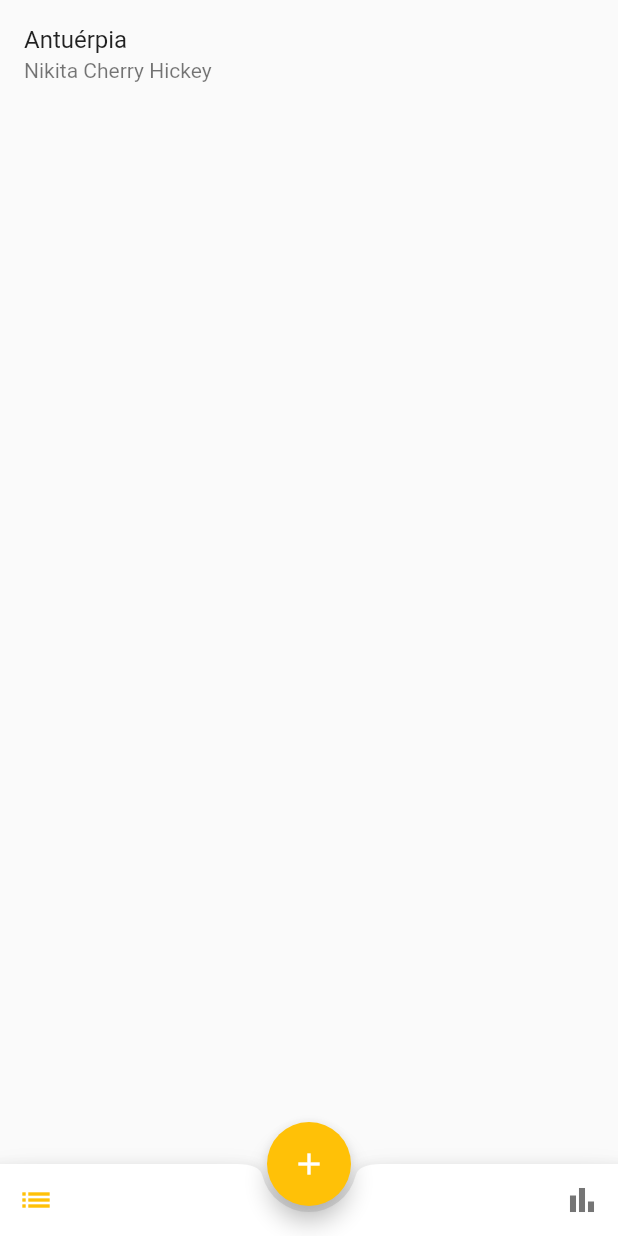
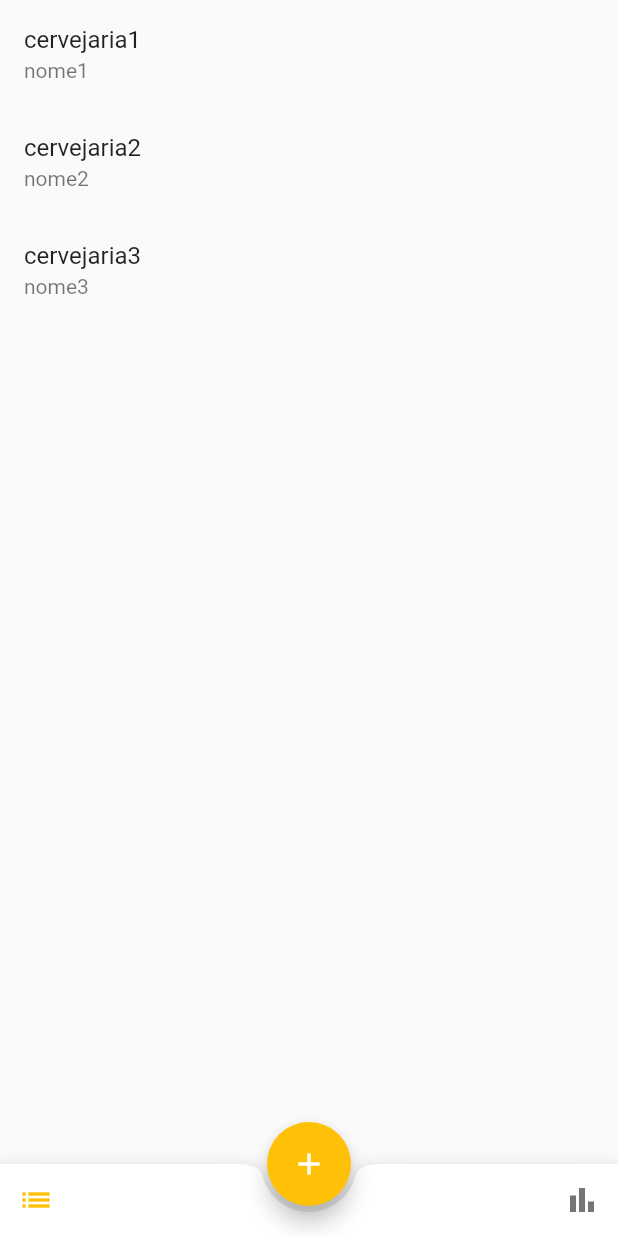
Before and after one commit to hqsander/beer-buddies, a Flutter app: the screen it shows after launch, on a phone screen of 412 x 824 dp. Run offline on Flutter 3.47's test engine with Material 2 defaults, Android fonts, the light colour scheme and no system bars.

Commit message:
Implementa modelo para cerveja

```diff
--- /dev/null
+++ b/lib/modelo/cerveja.dart
@@ -0,0 +1,22 @@
+class Cerveja {
+  String nome;
+  String cervejaria;
+  String estilo;
+  bool possuiIbuInformado;
+  double ibu;
+  double teor;
+  int odor;
+  int sabor;
+  int retrogosto;
+
+  Cerveja(
+      {this.nome,
+      this.cervejaria,
+      this.estilo,
+      this.possuiIbuInformado,
+      this.ibu,
+      this.teor,
+      this.odor,
+      this.sabor,
+      this.retrogosto});
+}
--- a/lib/telas/tela_lista_cervejas.dart
+++ b/lib/telas/tela_lista_cervejas.dart
@@ -1,7 +1,56 @@
+import 'package:beer_buddies/modelo/cerveja.dart';
 import 'package:flutter/cupertino.dart';
 import 'package:flutter/material.dart';
 
 class TelaListaCervejas extends StatelessWidget {
+  List<Cerveja> cervejas = [
+    Cerveja(
+        nome: "nome1",
+        cervejaria: "cervejaria1",
+        estilo: "estilo1",
+        possuiIbuInformado: true,
+        ibu: 40,
+        teor: 5,
+        odor: 3,
+        sabor: 3,
+        retrogosto: 3),
+    Cerveja(
+        nome: "nome2",
+        cervejaria: "cervejaria2",
+        estilo: "estilo2",
+        possuiIbuInformado: true,
+        ibu: 40,
+        teor: 5,
+        odor: 3,
+        sabor: 3,
+        retrogosto: 3),
+    Cerveja(
+        nome: "nome3",
+        cervejaria: "cervejaria3",
+        estilo: "estilo3",
+        possuiIbuInformado: true,
+        ibu: 40,
+        teor: 5,
+        odor: 3,
+        sabor: 3,
+        retrogosto: 3),
+  ];
+
+  List<Widget> montarListaCervejas(List<Cerveja> cervejas) {
+    List<Widget> tiles = [];
+
+    cervejas.forEach((cerveja) {
+      tiles.add(
+        ListTile(
+          title: Text(cerveja.cervejaria),
+          subtitle: Text(cerveja.nome),
+        ),
+      );
+    });
+
+    return tiles;
+  }
+
   @override
   Widget build(BuildContext context) {
     return Scaffold(
@@ -38,12 +87,7 @@ class TelaListaCervejas extends StatelessWidget {
         ),
       ),
       body: ListView(
-        children: [
-          ListTile(
-            title: Text("Antuérpia"),
-            subtitle: Text("Nikita Cherry Hickey"),
-          ),
-        ],
+        children: montarListaCervejas(cervejas),
       ),
     );
   }
```
